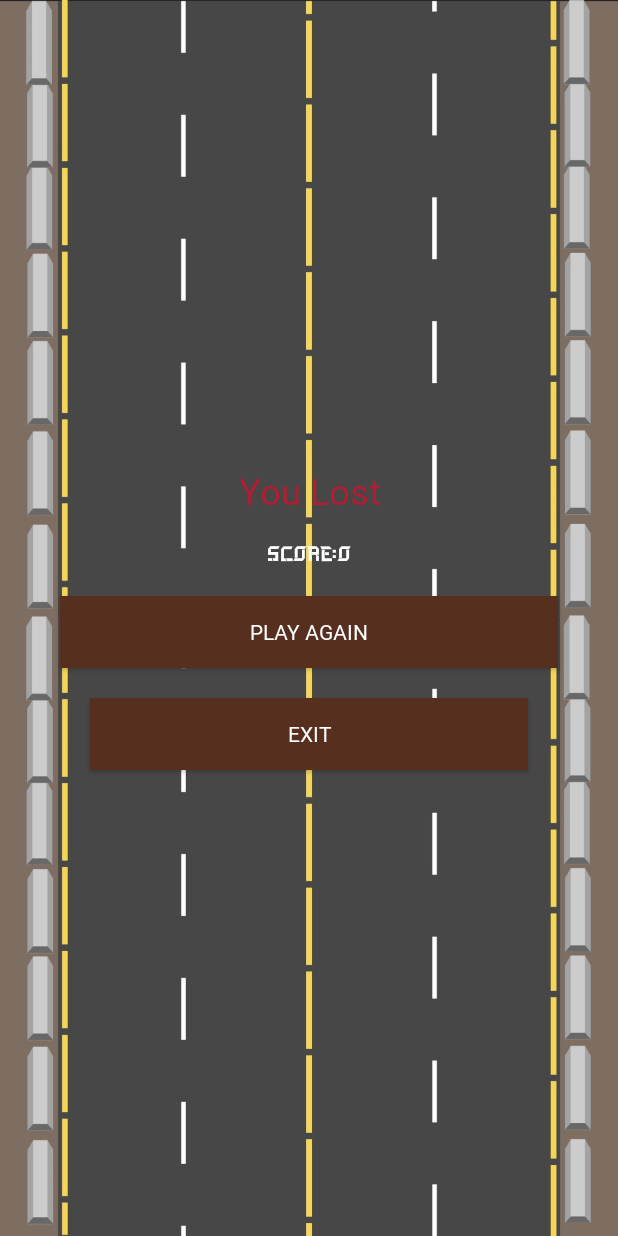
After one commit to kitaharaa/EndlessRiding, an Android app: the ResultActivity screen opened directly, with no data from a screen before it, on a phone screen of 412 x 824 dp. The commit adds this screen. Run offline under Robolectric (Android 15) with nearby library versions, the phone set to English and light mode, and no system bars.

Commit message:
added ResultActivity

```diff
--- a/app/src/main/AndroidManifest.xml
+++ b/app/src/main/AndroidManifest.xml
@@ -9,7 +9,7 @@
         android:roundIcon="@mipmap/ic_launcher_round"
         android:supportsRtl="true">
         <activity
-            android:name=".restart.RestartActivity"
+            android:name=".restart.ResultActivity"
             android:exported="false" />
         <activity
             android:name=".game.GameActivity"
--- a/app/src/main/java/com/kitaharaa/endlessriding/game/GameView.java
+++ b/app/src/main/java/com/kitaharaa/endlessriding/game/GameView.java
@@ -14,7 +14,7 @@ import android.view.SurfaceView;
 import androidx.annotation.NonNull;
 
 import com.kitaharaa.endlessriding.R;
-import com.kitaharaa.endlessriding.restart.RestartActivity;
+import com.kitaharaa.endlessriding.restart.ResultActivity;
 
 public class GameView extends SurfaceView implements SurfaceHolder.Callback {
     private final MainThread thread;
@@ -135,7 +135,7 @@ public class GameView extends SurfaceView implements SurfaceHolder.Callback {
                 exception.printStackTrace();
             }
 
-            activity.startActivity(new Intent(activity, RestartActivity.class).
+            activity.startActivity(new Intent(activity, ResultActivity.class).
                     putExtra("score", countScore()));
             System.exit(0);
         }
--- a/app/src/main/java/com/kitaharaa/endlessriding/main/MainActivity.java
+++ b/app/src/main/java/com/kitaharaa/endlessriding/main/MainActivity.java
@@ -21,11 +21,11 @@ public class MainActivity extends Activity
     protected void onCreate(Bundle savedInstanceState) {
         super.onCreate(savedInstanceState);
 
-       /* try {
+       try {
             Thread.sleep(3000);
         } catch (InterruptedException exception) {
             exception.printStackTrace();
-        }*/
+        }
         SplashScreen.installSplashScreen(this);
 
         if (GAME_PASS) {
--- a/app/src/main/java/com/kitaharaa/endlessriding/restart/RestartContract.java
+++ /dev/null
@@ -1,11 +0,0 @@
-package com.kitaharaa.endlessriding.restart;
-
-public interface RestartContract {
-    interface View {
-
-    }
-
-    interface Presenter {
-        int extractIntentData();
-    }
-}
--- a/app/src/main/java/com/kitaharaa/endlessriding/restart/RestartPresenter.java
+++ /dev/null
@@ -1,8 +0,0 @@
-package com.kitaharaa.endlessriding.restart;
-
-public class RestartPresenter implements RestartContract.Presenter{
-    @Override
-    public int extractIntentData() {
-        return 0;
-    }
-}
--- /dev/null
+++ b/app/src/main/java/com/kitaharaa/endlessriding/restart/ResultActivity.java
@@ -0,0 +1,70 @@
+package com.kitaharaa.endlessriding.restart;
+
+import android.app.Activity;
+import android.content.Intent;
+import android.os.Bundle;
+import android.view.Window;
+import android.view.WindowManager;
+import android.widget.Button;
+import android.widget.TextView;
+
+import com.kitaharaa.endlessriding.R;
+import com.kitaharaa.endlessriding.game.GameActivity;
+public class ResultActivity extends Activity implements ResultContract.View {
+    private ResultPresenter presenter;
+    private int scoreCount;
+    @Override
+    protected void onCreate(Bundle savedInstanceState) {
+        super.onCreate(savedInstanceState);
+
+        setScreenPreferences();
+
+        getValueFromIntent();
+        setTitleText();
+        setScoreValue();
+
+        Button playAgainButton = findViewById(R.id.play_again_button);
+        Button exitButton = findViewById(R.id.exit_button);
+
+        playAgainButton.setOnClickListener(view -> {
+            Intent intent = new Intent(this, GameActivity.class);
+            finish();
+            startActivity(intent);
+        });
+
+        exitButton.setOnClickListener(view -> {
+            finish();
+        });
+
+        presenter = new ResultPresenter(this);
+    }
+
+    @Override
+    public void setScreenPreferences() {
+        getWindow().setFlags(WindowManager.LayoutParams.FLAG_FULLSCREEN,
+                WindowManager.LayoutParams.FLAG_FULLSCREEN);
+        this.requestWindowFeature(Window.FEATURE_NO_TITLE);
+
+        setContentView(R.layout.activity_result);
+    }
+
+    @Override
+    public void setScoreValue() {
+        TextView scoreText = findViewById(R.id.score);
+        scoreText.setText(getResources().getString(R.string.score_text) + scoreCount);
+    }
+
+    @Override
+    public void getValueFromIntent() {
+        Intent intent = getIntent();
+        scoreCount = intent.getIntExtra("score", 0);
+    }
+
+    @Override
+    public void setTitleText() {
+        TextView resultTitle = findViewById(R.id.result_title);
+
+        resultTitle.setText( scoreCount > 40? getResources().getString(R.string.won_text)
+                    :getResources().getString(R.string.loose_text));
+    }
+}
--- /dev/null
+++ b/app/src/main/java/com/kitaharaa/endlessriding/restart/ResultContract.java
@@ -0,0 +1,14 @@
+package com.kitaharaa.endlessriding.restart;
+
+public interface ResultContract {
+    interface View {
+        void setScreenPreferences();
+        void setScoreValue();
+        void getValueFromIntent();
+        void setTitleText();
+    }
+
+    interface Presenter {
+        int extractIntentData();
+    }
+}
--- /dev/null
+++ b/app/src/main/java/com/kitaharaa/endlessriding/restart/ResultPresenter.java
@@ -0,0 +1,14 @@
+package com.kitaharaa.endlessriding.restart;
+
+public class ResultPresenter implements ResultContract.Presenter{
+    ResultContract.View view;
+
+    public ResultPresenter(ResultContract.View view) {
+        this.view = view;
+    }
+
+    @Override
+    public int extractIntentData() {
+        return 0;
+    }
+}
--- /dev/null
+++ b/app/src/main/res/layout/activity_result.xml
@@ -0,0 +1,58 @@
+<?xml version="1.0" encoding="utf-8"?>
+<LinearLayout xmlns:android="http://schemas.android.com/apk/res/android"
+    xmlns:tools="http://schemas.android.com/tools"
+    android:layout_width="match_parent"
+    android:layout_height="match_parent"
+    android:orientation="vertical"
+    android:gravity="center"
+    android:background="@drawable/game_background"
+    tools:context=".restart.ResultActivity">
+
+    <!-- Title text-->
+    <TextView
+        android:id="@+id/result_title"
+        android:text="@string/loose_text"
+        android:gravity="center"
+        android:textSize="24sp"
+        android:fontFamily="@font/awmu"
+        android:textColor="@color/red"
+        android:layout_marginBottom="20dp"
+        android:layout_width="match_parent"
+        android:layout_height="wrap_content" />
+
+    <!-- Score Text-->
+    <TextView
+        android:id="@+id/score"
+        android:text="@string/score_text"
+        android:fontFamily="@font/plaguard"
+        android:gravity="center"
+        android:textColor="@color/white"
+        android:layout_width="match_parent"
+        android:layout_height="wrap_content" />
+
+    <!-- Play Again button-->
+    <Button
+        android:id="@+id/play_again_button"
+        android:layout_width="match_parent"
+        android:text="@string/play_again_button_text"
+        android:fontFamily="@font/awmu"
+        android:textColor="@color/white"
+        android:layout_marginTop="20dp"
+        android:layout_marginStart="40dp"
+        android:layout_marginEnd="40dp"
+        android:background="@color/brown"
+        android:layout_height="wrap_content" />
+
+    <Button
+        android:id="@+id/exit_button"
+        android:text="@string/exit_button_text"
+        android:fontFamily="@font/awmu"
+        android:textColor="@color/white"
+        android:layout_marginTop="20dp"
+        android:layout_marginStart="60dp"
+        android:layout_marginEnd="60dp"
+        android:background="@color/brown"
+        android:layout_width="match_parent"
+        android:layout_height="wrap_content" />
+
+</LinearLayout>
--- a/app/src/main/res/values/colors.xml
+++ b/app/src/main/res/values/colors.xml
@@ -11,4 +11,6 @@
     <color name="green">#418845</color>
     <color name="brown">#572F1F</color>
     <color name="splash_screen">#519755</color>
+
+    <color name="red">#B11D32</color>
 </resources>
--- a/app/src/main/res/values/strings.xml
+++ b/app/src/main/res/values/strings.xml
@@ -6,4 +6,9 @@
     <string name="highest_score_text">High score: </string>
 
     <string name="score_text">Score: </string>
+
+    <string name="loose_text">You Lost</string>
+    <string name="won_text">You Won</string>
+    <string name="play_again_button_text">Play Again</string>
+    <string name="exit_button_text">Exit</string>
 </resources>
--- a/app/src/main/res/values/themes.xml
+++ b/app/src/main/res/values/themes.xml
@@ -1,6 +1,6 @@
 <resources xmlns:tools="http://schemas.android.com/tools">
     <!-- Base application theme. -->
-    <style name="Theme.EndlessRiding" parent="Theme.MaterialComponents.DayNight.DarkActionBar">
+    <style name="Theme.EndlessRiding" parent="Theme.MaterialComponents.DayNight.NoActionBar">
         <!-- Primary brand color. -->
         <item name="colorPrimary">@color/brown</item>
         <item name="colorPrimaryVariant">@color/purple_700</item>
@@ -16,7 +16,7 @@
 
     <style name="Theme.App.SplashScreen" parent="Theme.SplashScreen">
         <item name="windowSplashScreenBackground">@color/splash_screen</item>
-        <!--TODO: add windowSplashScreenAnimatedIcon -->
+        <item name="windowSplashScreenAnimatedIcon">@drawable/car</item>
         <item name="postSplashScreenTheme">@style/Theme.EndlessRiding</item>
     </style>
 </resources>
```
Also changed, not shown: app/src/main/res/drawable/obstacle.webp (added).
